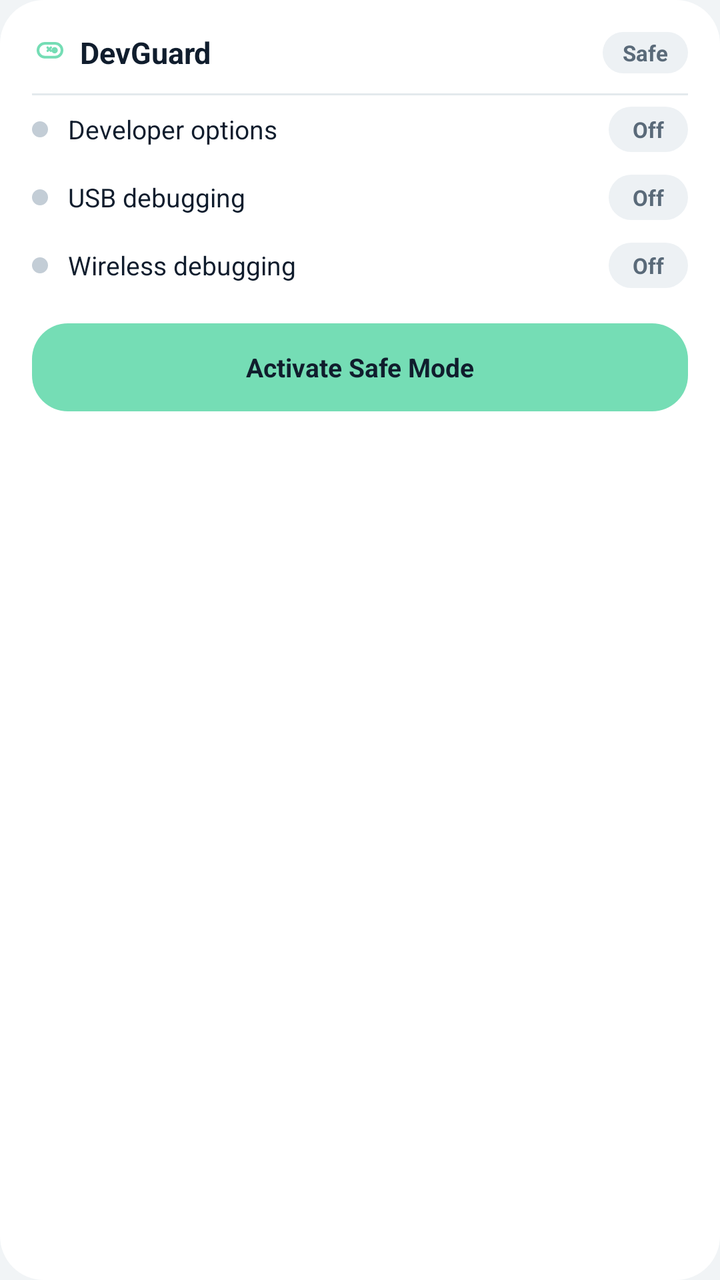
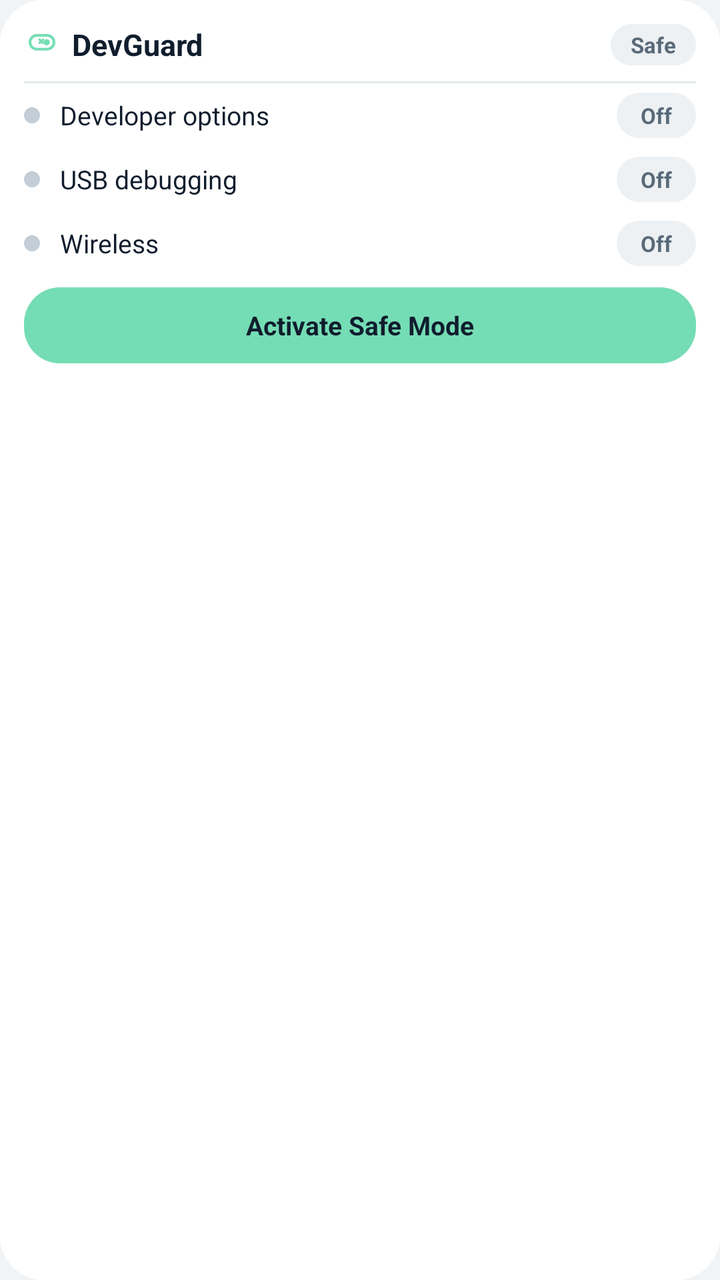

Before-and-after screenshots of an Android layout around one commit, followed by the original layout XML and the change that was made.
<!-- AndroidManifest.xml: application theme AppTheme -->
<!-- res/layout/widget_expanded.xml -->
<?xml version="1.0" encoding="utf-8"?>
<LinearLayout xmlns:android="http://schemas.android.com/apk/res/android"
    android:id="@+id/w_root"
    android:layout_width="match_parent"
    android:layout_height="match_parent"
    android:background="@drawable/bg_widget_card"
    android:orientation="vertical"
    android:padding="16dp">

    <LinearLayout
        android:layout_width="match_parent"
        android:layout_height="wrap_content"
        android:gravity="center_vertical"
        android:orientation="horizontal">

        <ImageView
            android:layout_width="18dp"
            android:layout_height="18dp"
            android:contentDescription="@null"
            android:src="@drawable/ic_tile"
            android:tint="@color/mint" />

        <TextView
            android:id="@+id/w_brand"
            android:layout_width="0dp"
            android:layout_height="wrap_content"
            android:layout_marginStart="6dp"
            android:layout_weight="1"
            android:text="@string/app_name"
            android:textColor="@color/widget_text"
            android:textSize="15sp"
            android:textStyle="bold" />

        <TextView
            android:id="@+id/w_mode_chip"
            android:layout_width="wrap_content"
            android:layout_height="wrap_content"
            android:background="@drawable/bg_widget_pill_off"
            android:paddingStart="10dp"
            android:paddingTop="3dp"
            android:paddingEnd="10dp"
            android:paddingBottom="3dp"
            android:text="@string/mode_safe_short"
            android:textColor="@color/widget_dim"
            android:textSize="11sp"
            android:textStyle="bold" />
    </LinearLayout>

    
    <TextView
        android:layout_width="match_parent"
        android:layout_height="1dp"
        android:layout_marginTop="10dp"
        android:background="@color/divider" />

    <LinearLayout
        android:id="@+id/w_dev_row"
        android:layout_width="match_parent"
        android:layout_height="34dp"
        android:gravity="center_vertical"
        android:orientation="horizontal">

        <ImageView
            android:id="@+id/w_dev_dot"
            android:layout_width="8dp"
            android:layout_height="8dp"
            android:contentDescription="@null"
            android:src="@drawable/dot_off" />

        <TextView
            android:id="@+id/w_dev_label"
            android:layout_width="0dp"
            android:layout_height="wrap_content"
            android:layout_marginStart="10dp"
            android:layout_weight="1"
            android:text="@string/widget_dev_options"
            android:textColor="@color/widget_text"
            android:textSize="13sp" />

        <TextView
            android:id="@+id/w_dev_value"
            android:layout_width="wrap_content"
            android:layout_height="wrap_content"
            android:background="@drawable/bg_widget_pill_off"
            android:paddingStart="12dp"
            android:paddingTop="4dp"
            android:paddingEnd="12dp"
            android:paddingBottom="4dp"
            android:text="@string/state_off"
            android:textColor="@color/widget_dim"
            android:textSize="11sp"
            android:textStyle="bold" />
    </LinearLayout>

    <LinearLayout
        android:id="@+id/w_usb_row"
        android:layout_width="match_parent"
        android:layout_height="34dp"
        android:gravity="center_vertical"
        android:orientation="horizontal">

        <ImageView
            android:id="@+id/w_usb_dot"
            android:layout_width="8dp"
            android:layout_height="8dp"
            android:contentDescription="@null"
            android:src="@drawable/dot_off" />

        <TextView
            android:id="@+id/w_usb_label"
            android:layout_width="0dp"
            android:layout_height="wrap_content"
            android:layout_marginStart="10dp"
            android:layout_weight="1"
            android:text="@string/widget_usb"
            android:textColor="@color/widget_text"
            android:textSize="13sp" />

        <TextView
            android:id="@+id/w_usb_value"
            android:layout_width="wrap_content"
            android:layout_height="wrap_content"
            android:background="@drawable/bg_widget_pill_off"
            android:paddingStart="12dp"
            android:paddingTop="4dp"
            android:paddingEnd="12dp"
            android:paddingBottom="4dp"
            android:text="@string/state_off"
            android:textColor="@color/widget_dim"
            android:textSize="11sp"
            android:textStyle="bold" />
    </LinearLayout>

    <LinearLayout
        android:id="@+id/w_wifi_row"
        android:layout_width="match_parent"
        android:layout_height="34dp"
        android:gravity="center_vertical"
        android:orientation="horizontal">

        <ImageView
            android:id="@+id/w_wifi_dot"
            android:layout_width="8dp"
            android:layout_height="8dp"
            android:contentDescription="@null"
            android:src="@drawable/dot_off" />

        <TextView
            android:id="@+id/w_wifi_label"
            android:layout_width="0dp"
            android:layout_height="wrap_content"
            android:layout_marginStart="10dp"
            android:layout_weight="1"
            android:text="@string/widget_wifi"
            android:textColor="@color/widget_text"
            android:textSize="13sp" />

        <TextView
            android:id="@+id/w_wifi_value"
            android:layout_width="wrap_content"
            android:layout_height="wrap_content"
            android:background="@drawable/bg_widget_pill_off"
            android:paddingStart="12dp"
            android:paddingTop="4dp"
            android:paddingEnd="12dp"
            android:paddingBottom="4dp"
            android:text="@string/state_off"
            android:textColor="@color/widget_dim"
            android:textSize="11sp"
            android:textStyle="bold" />
    </LinearLayout>

    <TextView
        android:id="@+id/w_mode_action"
        android:layout_width="match_parent"
        android:layout_height="44dp"
        android:layout_marginTop="12dp"
        android:background="@drawable/bg_widget_button_primary"
        android:gravity="center"
        android:text="@string/action_safe"
        android:textColor="@color/navy"
        android:textSize="13sp"
        android:textStyle="bold" />
</LinearLayout>
<!-- resources referenced by this layout -->
<resources>
  <color name="divider">#E3E9ED</color>
  <color name="mint">#75DDB5</color>
  <color name="navy">#101D2D</color>
  <color name="widget_dim">#5A6A79</color>
  <color name="widget_text">#101D2D</color>
  <!-- drawable bg_widget_button_primary (drawable) -->
  <?xml version="1.0" encoding="utf-8"?>
  <shape xmlns:android="http://schemas.android.com/apk/res/android"
      android:shape="rectangle">
      <corners android:radius="18dp" />
      <solid android:color="@color/mint" />
  </shape>
  <!-- drawable bg_widget_card (drawable) -->
  <?xml version="1.0" encoding="utf-8"?>
  <shape xmlns:android="http://schemas.android.com/apk/res/android"
      android:shape="rectangle">
      <corners android:radius="22dp" />
      <solid android:color="@color/widget_card" />
  </shape>
  <!-- drawable bg_widget_pill_off (drawable) -->
  <?xml version="1.0" encoding="utf-8"?>
  <shape xmlns:android="http://schemas.android.com/apk/res/android"
      android:shape="rectangle">
      <corners android:radius="@dimen/radius_chip" />
      <solid android:color="@color/widget_chip_bg" />
  </shape>
  <!-- drawable dot_off (drawable) -->
  <?xml version="1.0" encoding="utf-8"?>
  <shape xmlns:android="http://schemas.android.com/apk/res/android"
      android:shape="oval">
      <solid android:color="@color/widget_dot_off" />
      <size android:width="8dp" android:height="8dp" />
  </shape>
  <!-- drawable ic_tile (drawable) -->
  <?xml version="1.0" encoding="utf-8"?>
  <vector xmlns:android="http://schemas.android.com/apk/res/android"
      android:width="24dp"
      android:height="24dp"
      android:viewportWidth="24"
      android:viewportHeight="24">
      <path
          android:pathData="M8.6,5.8 H15.4 A4.6,4.6 0 0 1 15.4,15 H8.6 A4.6,4.6 0 0 1 8.6,5.8 Z"
          android:strokeColor="#FF000000"
          android:strokeWidth="1.8" />
      <path
          android:pathData="M10.4,8.6 L12.6,10.8 M12.6,8.6 L10.4,10.8"
          android:strokeColor="#FF000000"
          android:strokeLineCap="round"
          android:strokeWidth="1.5" />
      <path
          android:fillColor="#FF000000"
          android:pathData="M15.1,10.4 m-2.1,0 a2.1,2.1 0 1 0 4.2,0 a2.1,2.1 0 1 0 -4.2,0" />
  </vector>
  <string name="action_safe">Activate Safe Mode</string>
  <string name="app_name">DevGuard</string>
  <string name="mode_safe_short">Safe</string>
  <string name="state_off">Off</string>
  <string name="widget_dev_options">Developer options</string>
  <string name="widget_usb">USB debugging</string>
  <string name="widget_wifi">Wireless debugging</string>
  <style name="AppTheme" parent="@android:style/Theme.Material.Light.NoActionBar">
          <item name="android:colorPrimary">@color/mint</item>
          <item name="android:colorPrimaryDark">@color/bg</item>
          <item name="android:colorAccent">@color/mint</item>
          <item name="android:colorControlActivated">@color/mint</item>
          <item name="android:windowBackground">@color/bg</item>
          <item name="android:statusBarColor">@color/bg</item>
          <item name="android:navigationBarColor">@color/bg</item>
          <item name="android:windowLightStatusBar">true</item>
          <item name="android:windowLightNavigationBar">true</item>
          <item name="android:textColorPrimary">@color/text_primary</item>
          <item name="android:textColorSecondary">@color/text_secondary</item>
          <item name="android:fontFamily">sans-serif</item>
      </style>
  <color name="widget_card">#FFFFFF</color>
  <dimen name="radius_chip">100dp</dimen>
  <color name="widget_chip_bg">#EDF1F4</color>
  <color name="widget_dot_off">#C3CDD6</color>
  <color name="bg">#F1F4F6</color>
  <color name="text_primary">#101D2D</color>
  <color name="text_secondary">#5A6A79</color>
</resources>

<!-- the commit's change to res/layout/widget_expanded.xml (unified diff, before → after) -->
@@ -5,7 +5,7 @@
     android:layout_height="match_parent"
     android:background="@drawable/bg_widget_card"
     android:orientation="vertical"
-    android:padding="16dp">
+    android:padding="12dp">
 
     <LinearLayout
         android:layout_width="match_parent"
@@ -50,13 +50,13 @@
     <TextView
         android:layout_width="match_parent"
         android:layout_height="1dp"
-        android:layout_marginTop="10dp"
+        android:layout_marginTop="8dp"
         android:background="@color/divider" />
 
     <LinearLayout
         android:id="@+id/w_dev_row"
         android:layout_width="match_parent"
-        android:layout_height="34dp"
+        android:layout_height="32dp"
         android:gravity="center_vertical"
         android:orientation="horizontal">
 
@@ -95,7 +95,7 @@
     <LinearLayout
         android:id="@+id/w_usb_row"
         android:layout_width="match_parent"
-        android:layout_height="34dp"
+        android:layout_height="32dp"
         android:gravity="center_vertical"
         android:orientation="horizontal">
 
@@ -134,7 +134,7 @@
     <LinearLayout
         android:id="@+id/w_wifi_row"
         android:layout_width="match_parent"
-        android:layout_height="34dp"
+        android:layout_height="32dp"
         android:gravity="center_vertical"
         android:orientation="horizontal">
 
@@ -151,7 +151,9 @@
             android:layout_height="wrap_content"
             android:layout_marginStart="10dp"
             android:layout_weight="1"
-            android:text="@string/widget_wifi"
+            android:ellipsize="end"
+            android:maxLines="1"
+            android:text="@string/widget_wifi_short"
             android:textColor="@color/widget_text"
             android:textSize="13sp" />
 
@@ -173,8 +175,8 @@
     <TextView
         android:id="@+id/w_mode_action"
         android:layout_width="match_parent"
-        android:layout_height="44dp"
-        android:layout_marginTop="12dp"
+        android:layout_height="38dp"
+        android:layout_marginTop="6dp"
         android:background="@drawable/bg_widget_button_primary"
         android:gravity="center"
         android:text="@string/action_safe"
<!-- resource entries referenced after the edit -->
@@ -59,7 +59,7 @@
   <string name="state_off">Off</string>
   <string name="widget_dev_options">Developer options</string>
   <string name="widget_usb">USB debugging</string>
-  <string name="widget_wifi">Wireless debugging</string>
+  <string name="widget_wifi_short">Wireless</string>
   <style name="AppTheme" parent="@android:style/Theme.Material.Light.NoActionBar">
           <item name="android:colorPrimary">@color/mint</item>
           <item name="android:colorPrimaryDark">@color/bg</item>
